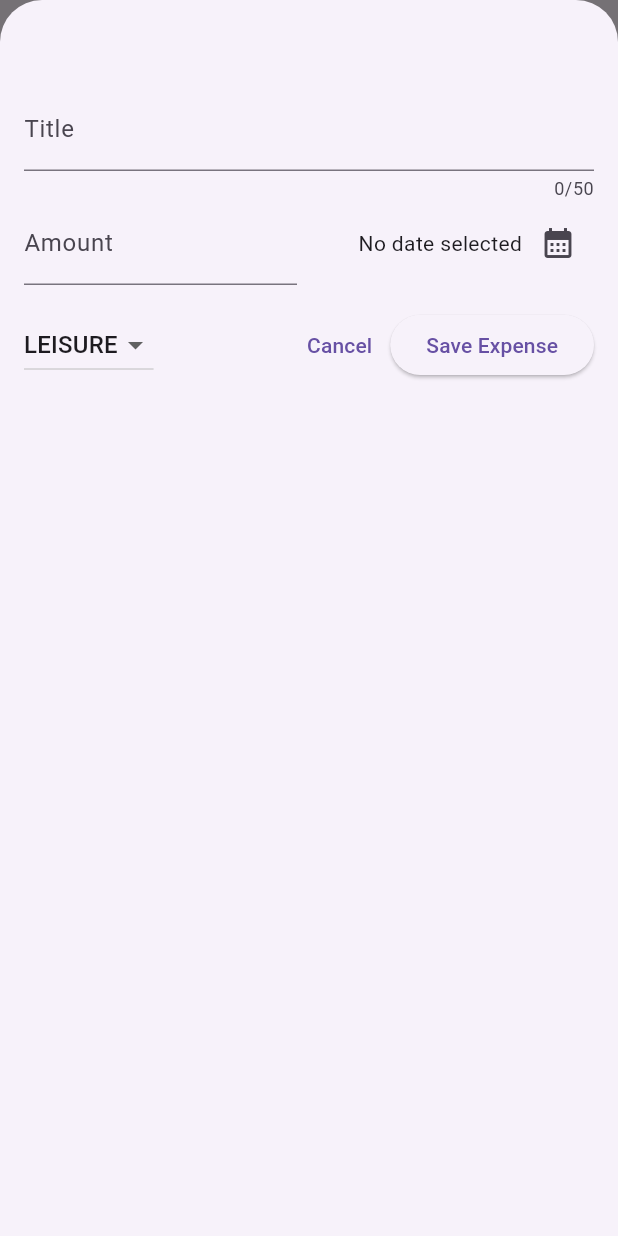
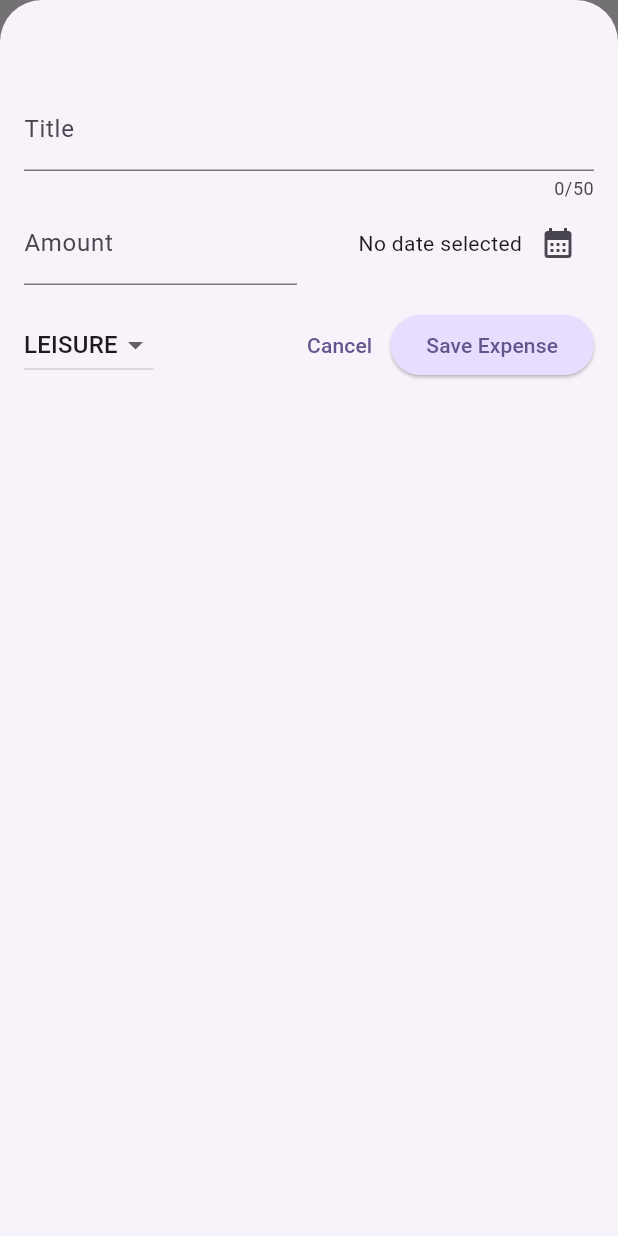
Before and after one commit to NurislamAiu/expense_tracker_nurs, a Flutter app: the screen it shows after launch, after a tap on the "add" icon, on a phone screen of 412 x 824 dp. Run offline on Flutter 3.47's test engine with Material 3 defaults, Android fonts, the phone set to English and light mode, and no system bars.

Commit message:
added Dark Mode

```diff
--- a/lib/main.dart
+++ b/lib/main.dart
@@ -1,12 +1,40 @@
 import 'package:expense_tracker_nurs/widgets/expenses.dart';
 import 'package:flutter/material.dart';
 
-void main(){
-  runApp(
-    MaterialApp(
-      theme: ThemeData(useMaterial3: true),
+var kColorScheme =
+    ColorScheme.fromSeed(seedColor: Color.fromARGB(255, 96, 59, 181));
+
+var kDarkColorScheme = ColorScheme.fromSeed(
+    brightness: Brightness.dark, seedColor: Color.fromARGB(255, 5, 99, 125));
+
+void main() {
+  runApp(MaterialApp(
+      darkTheme: ThemeData.dark().copyWith(
+        useMaterial3: true,
+        colorScheme: kDarkColorScheme,
+        cardTheme: CardTheme().copyWith(
+          color: kDarkColorScheme.secondaryContainer,
+          margin: EdgeInsets.symmetric(horizontal: 16, vertical: 8),
+        ),
+        elevatedButtonTheme: ElevatedButtonThemeData(
+          style: ElevatedButton.styleFrom(
+              backgroundColor: kDarkColorScheme.primaryContainer,
+              foregroundColor: kDarkColorScheme.onPrimaryContainer),
+        ),
+      ),
+      theme: ThemeData().copyWith(
+        useMaterial3: true,
+        colorScheme: kColorScheme,
+        cardTheme: CardTheme().copyWith(
+          color: kColorScheme.secondaryContainer,
+          margin: EdgeInsets.symmetric(horizontal: 16, vertical: 8),
+        ),
+        elevatedButtonTheme: ElevatedButtonThemeData(
+          style: ElevatedButton.styleFrom(
+              backgroundColor: kColorScheme.primaryContainer),
+        ),
+      ),
+      themeMode: ThemeMode.system,
       debugShowCheckedModeBanner: false,
-      home: Expenses()
-    )
-  );
+      home: Expenses()));
 }
--- a/lib/widgets/expenses.dart
+++ b/lib/widgets/expenses.dart
@@ -41,8 +41,35 @@ class _ExpensesState extends State<Expenses> {
     });
   }
 
+  void _removeExpense(Expense expense) {
+    final expenseIndex = _registeredExpenses.indexOf(expense);
+    setState(() {
+      _registeredExpenses.remove(expense);
+    });
+    ScaffoldMessenger.of(context).clearSnackBars();
+    ScaffoldMessenger.of(context).showSnackBar(
+      SnackBar(
+        duration: Duration(seconds: 3),
+        content: Text("Expense: ${_registeredExpenses[expenseIndex].title} deleted"),
+        action: SnackBarAction(label: 'Undo', onPressed: (){
+          setState(() {
+            _registeredExpenses.insert(expenseIndex, expense);
+          });
+        }),
+      ),
+    );
+  }
+
   @override
   Widget build(BuildContext context) {
+    Widget mainContent = Center(
+      child: Text('No Expenses found. Start adding some!'),
+    );
+
+    if (_registeredExpenses.isNotEmpty) {
+      mainContent = ExpensesList(
+          expenses: _registeredExpenses, onRemoveExpense: _removeExpense);
+    }
     return Scaffold(
       appBar: AppBar(
         title: Text('Flutter Expense Tracker'),
@@ -57,7 +84,7 @@ class _ExpensesState extends State<Expenses> {
         children: [
           Text('The chart'),
           Expanded(
-            child: ExpensesList(expenses: _registeredExpenses),
+            child: mainContent,
           ),
         ],
       ),
--- a/lib/widgets/expenses_list/expense_item.dart
+++ b/lib/widgets/expenses_list/expense_item.dart
@@ -12,8 +12,12 @@ class ExpenseItem extends StatelessWidget {
       child: Padding(
         padding: EdgeInsets.symmetric(horizontal: 20, vertical: 16),
         child: Column(
+          crossAxisAlignment: CrossAxisAlignment.start,
           children: [
-            Text(expense.title),
+            Text(
+              expense.title,
+              style: TextStyle(fontSize: 16, color: Colors.black, fontWeight: FontWeight.bold),
+            ),
             SizedBox(height: 4),
             Row(
               children: [
--- a/lib/widgets/expenses_list/expenses_list.dart
+++ b/lib/widgets/expenses_list/expenses_list.dart
@@ -3,15 +3,29 @@ import 'package:expense_tracker_nurs/widgets/expenses_list/expense_item.dart';
 import 'package:flutter/material.dart';
 
 class ExpensesList extends StatelessWidget {
-  const ExpensesList({super.key, required this.expenses});
+  const ExpensesList(
+      {super.key, required this.expenses, required this.onRemoveExpense});
 
   final List<Expense> expenses;
+  final void Function(Expense expense) onRemoveExpense;
 
   @override
   Widget build(BuildContext context) {
     return ListView.builder(
       itemCount: expenses.length,
-      itemBuilder: (ctx, index) => ExpenseItem(expenses[index]),
+      itemBuilder: (ctx, index) => Dismissible(
+        background: Container(
+          color: Theme.of(context).colorScheme.error,
+          margin: Theme.of(context).cardTheme.margin,
+        ),
+        key: ValueKey(expenses[index]),
+        onDismissed: (direction) {
+          onRemoveExpense(expenses[index]);
+        },
+        child: ExpenseItem(
+          expenses[index],
+        ),
+      ),
     );
   }
 }
```
